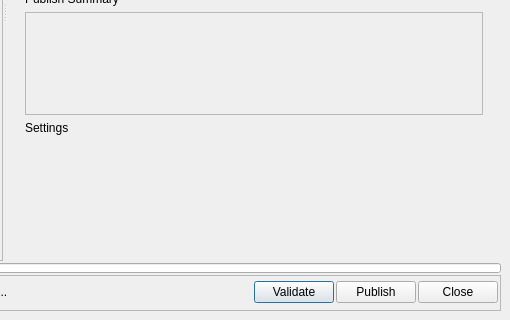
Old version of the form resources/dialog.ui in the repository shotgunsoftware/tk-multi-publish2; both pictures show x 288 to 798 and y 246 to 566 of the 798 by 566 pixel window.
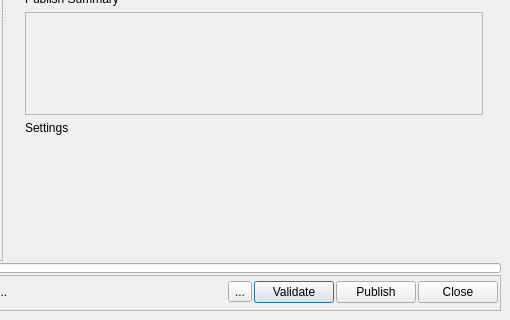
New version of the form. Icons and pictures are not drawn. Custom widgets are drawn as their Qt base class.

The edit to the form file:
```diff
--- a/resources/dialog.ui
+++ b/resources/dialog.ui
@@ -797,6 +797,26 @@
             </property>
            </widget>
           </item>
+          <item>
+           <widget class="QToolButton" name="stop_processing">
+            <property name="toolTip">
+             <string>Stop Processing</string>
+            </property>
+            <property name="text">
+             <string>...</string>
+            </property>
+            <property name="icon">
+             <iconset resource="resources.qrc">
+              <normaloff>:/tk_multi_publish2/cross.png</normaloff>:/tk_multi_publish2/cross.png</iconset>
+            </property>
+            <property name="iconSize">
+             <size>
+              <width>20</width>
+              <height>20</height>
+             </size>
+            </property>
+           </widget>
+          </item>
           <item>
            <widget class="QPushButton" name="validate">
             <property name="sizePolicy">
```
